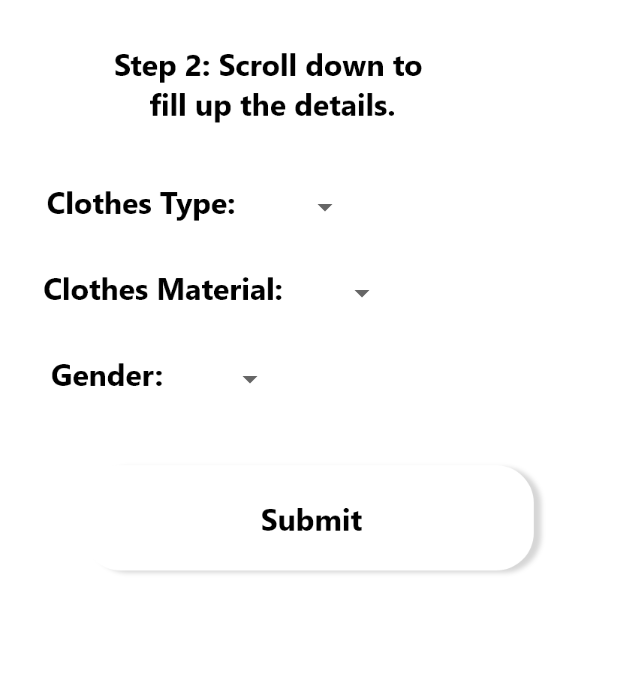
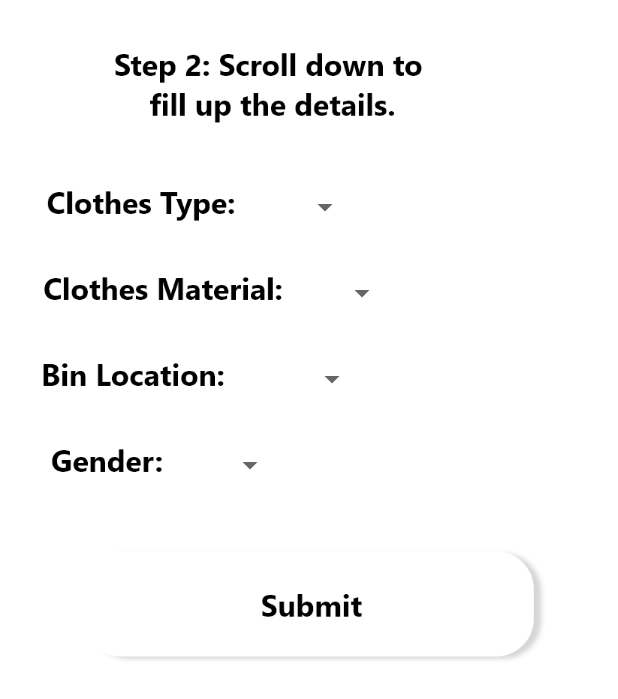
Before and after one commit to moondeibui/Lynen, an Android app: the ShowCapturedActivity screen opened directly, with no data from a screen before it, on a phone screen of 412 x 824 dp. Shown: the top 699 px of the screen. Run offline under Robolectric (Android 15) with nearby library versions, the phone set to English and light mode, and no system bars; 1 statement that could not run was skipped.

Commit message:
Added Bin Location Spinner in Recycle Clothes.

```diff
--- a/app/src/main/java/com/example/myapplication/DatabaseHelper.java
+++ b/app/src/main/java/com/example/myapplication/DatabaseHelper.java
@@ -15,8 +15,9 @@ public class DatabaseHelper extends SQLiteOpenHelper {
     public static final String COL_1 = "RECYCLE_CLOTHES_ID";
     public static final String COL_2 = "RECYCLE_CLOTHES_TYPE";
     public static final String COL_3 = "RECYCLE_CLOTHES_MATERIAL";
-    public static final String COL_4 = "RECYCLE_CLOTHES_GENDER";
-    public static final String COL_5 = "RECYCLE_CLOTHES_IMAGE";
+    public static final String COL_4 = "RECYCLE_CLOTHES_BIN_LOCATION";
+    public static final String COL_5 = "RECYCLE_CLOTHES_GENDER";
+    public static final String COL_6 = "RECYCLE_CLOTHES_IMAGE";
 
 
     public DatabaseHelper(@Nullable Context context) {
@@ -25,7 +26,7 @@ public class DatabaseHelper extends SQLiteOpenHelper {
 
     @Override
     public void onCreate(SQLiteDatabase db) {
-        db.execSQL("create table " + TABLE_NAME + " (RECYCLE_CLOTHES_ID INTEGER PRIMARY KEY AUTOINCREMENT, RECYCLE_CLOTHES_TYPE TEXT, RECYCLE_CLOTHES_MATERIAL TEXT, RECYCLE_CLOTHES_GENDER TEXT, RECYCLE_CLOTHES_IMAGE BLOB)");
+        db.execSQL("create table " + TABLE_NAME + " (RECYCLE_CLOTHES_ID INTEGER PRIMARY KEY AUTOINCREMENT, RECYCLE_CLOTHES_TYPE TEXT, RECYCLE_CLOTHES_MATERIAL TEXT, RECYCLE_CLOTHES_BIN_LOCATION TEXT, RECYCLE_CLOTHES_GENDER TEXT, RECYCLE_CLOTHES_IMAGE BLOB)");
     }
 
     @Override
@@ -34,13 +35,14 @@ public class DatabaseHelper extends SQLiteOpenHelper {
         onCreate(db);
     }
 
-    public boolean insertData(String clothesType, String clothesMaterial, String clothesGender, byte[] clothesImage){
+    public boolean insertData(String clothesType, String clothesMaterial, String clothesBinLocation, String clothesGender, byte[] clothesImage){
         SQLiteDatabase db = this.getWritableDatabase();
         ContentValues contentValues = new ContentValues();
         contentValues.put(COL_2, clothesType);
         contentValues.put(COL_3, clothesMaterial);
-        contentValues.put(COL_4, clothesGender);
-        contentValues.put(COL_5, clothesImage);
+        contentValues.put(COL_4, clothesBinLocation);
+        contentValues.put(COL_5, clothesGender);
+        contentValues.put(COL_6, clothesImage);
         long result = db.insert(TABLE_NAME, null, contentValues);
         if (result == -1){
             return false;
--- a/app/src/main/res/layout/activity_show_captured.xml
+++ b/app/src/main/res/layout/activity_show_captured.xml
@@ -74,6 +74,28 @@
         <LinearLayout
             android:layout_width="match_parent"
             android:layout_height="wrap_content"
+            android:orientation="horizontal">
+
+            <ImageView
+                android:id="@+id/clothes_bin_location_imageview"
+                android:layout_width="wrap_content"
+                android:layout_height="wrap_content"
+                android:layout_marginTop="10dp"
+                android:background="@null"
+                android:src="@drawable/bin_location"/>
+
+            <Spinner
+                android:id="@+id/clothes_bin_location_spinner"
+                android:layout_marginTop="25dp"
+                android:layout_marginLeft="20dp"
+                android:layout_width="wrap_content"
+                android:layout_height="wrap_content" />
+
+        </LinearLayout>
+
+        <LinearLayout
+            android:layout_width="match_parent"
+            android:layout_height="wrap_content"
             android:layout_marginBottom="20dp"
             android:orientation="horizontal">
 
--- /dev/null
+++ b/app/src/main/res/values/clothes_bin_location_spinner.xml
@@ -0,0 +1,10 @@
+<?xml version="1.0" encoding="utf-8"?>
+<resources>
+    <string-array name="clothes_bin_location_array">
+        <item>Family Mart Bin</item>
+        <item>Rock Cafe Bin</item>
+        <item>FishBowl Bin</item>
+        <item>Impulse Gaming Bin</item>
+        <item>Pyramid Bin</item>
+    </string-array>
+</resources>
```
Also changed, not shown: app/src/main/AndroidManifest.xml (+18 -6 lines), app/src/main/java/com/example/myapplication/ShowCapturedActivity.java (+29 -2 lines), app/src/main/res/drawable-xhdpi/bin_location.png (added).
